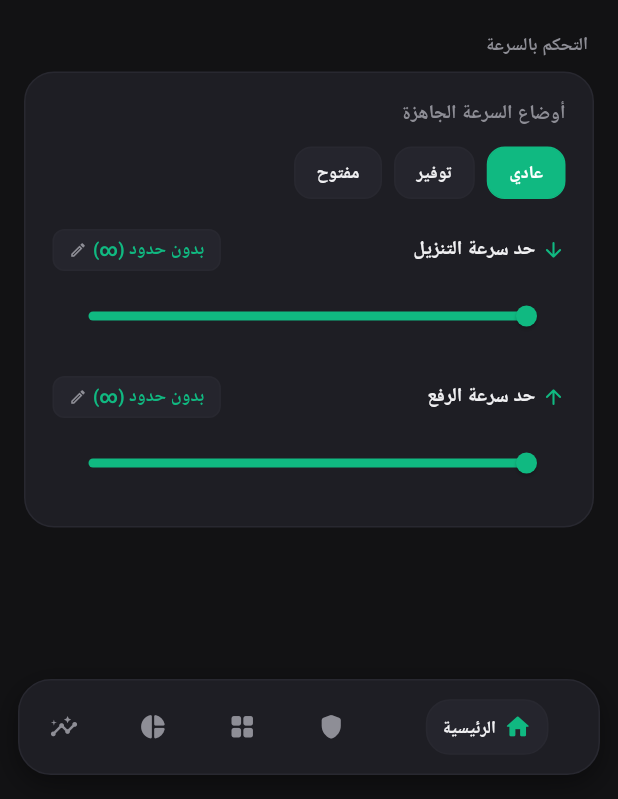
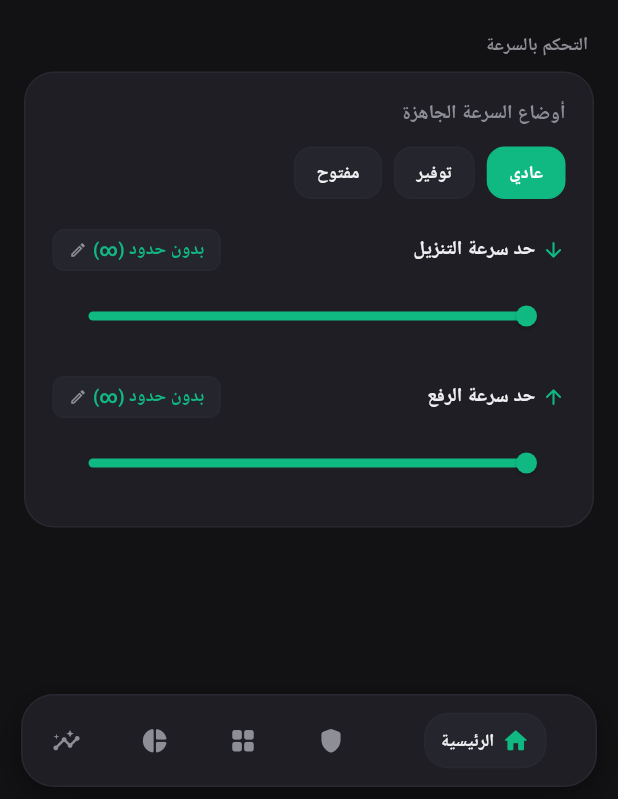
Before and after one commit to AzamAhmed77/Net-Guard, a Flutter app: the first screen one second after launch, on a phone screen of 412 x 824 dp, the part 437-1236 px from its top. Run offline on Flutter 3.47's test engine with Material 3 defaults, Android fonts, the phone set to English and light mode, and no system bars; our stand-ins replace fl_chart, google_fonts, shared_preferences; Roboto replaces fonts that are missing (Cairo).

Commit message:
Fix UI clipping and docking issues: move BottomDockWidget to Scaffold bottomNavigationBar, clean list view bottom paddings, and adjust expert modal title

```diff
--- a/lib/core/localization/app_strings.dart
+++ b/lib/core/localization/app_strings.dart
@@ -274,7 +274,7 @@ class AppStrings {
   String get aboutCopyright => isAr ? '© 2025 Net Guard Security. جميع الحقوق محفوظة.' : '© 2025 Net Guard Security. All rights reserved.';
 
   // ── Expert Settings Modal ──
-  String get expertSettingsTitle => isAr ? 'الإعدادات المتقدمة (Expert Settings)' : 'Expert Settings';
+  String get expertSettingsTitle => isAr ? 'الإعدادات المتقدمة' : 'Expert Settings';
   String get ebpfTitle => isAr ? 'وحدة تسريع النواة eBPF Kernel' : 'eBPF Kernel Acceleration';
   String get ebpfDesc => isAr ? 'فلترة الحزم وتقييد السرعة داخل Kernel Space لتوفير البطارية' : 'Kernel-level packet filtering & throttling to save battery';
   String get dpiTitle => isAr ? 'تحليل الحزم العميق (DPI Inspection)' : 'Deep Packet Inspection (DPI)';
--- a/lib/ui/screens/root_screen.dart
+++ b/lib/ui/screens/root_screen.dart
@@ -157,23 +157,21 @@ class _RootScreenState extends State<RootScreen> {
           const SizedBox(width: 8),
         ],
       ),
-      body: Stack(
-        children: [
-          IndexedStack(
+      body: IndexedStack(
         index: _activeTab,
         children: _tabs,
       ),
-          if (!isKeyboardOpen)
-            Positioned(
-              left: 0,
-              right: 0,
-              bottom: 0,
+      bottomNavigationBar: isKeyboardOpen
+          ? null
+          : Container(
+              color: AppColors.bgDark,
+              child: SafeArea(
+                top: false,
                 child: BottomDockWidget(
                   activeTab: _activeTab,
                   onTabSelected: (index) => setState(() => _activeTab = index),
                 ),
               ),
-        ],
             ),
     );
   }
--- a/lib/ui/tabs/firewall_tab.dart
+++ b/lib/ui/tabs/firewall_tab.dart
@@ -286,7 +286,7 @@ class _FirewallTabState extends State<FirewallTab> {
                       ),
                     )
                   : ListView.builder(
-                      padding: const EdgeInsets.only(left: 16, right: 16, top: 4, bottom: 100),
+                      padding: const EdgeInsets.only(left: 16, right: 16, top: 4, bottom: 16),
                       itemCount: filteredApps.length,
                       itemBuilder: (context, index) {
                         final app = filteredApps[index];
--- a/lib/ui/tabs/history_tab.dart
+++ b/lib/ui/tabs/history_tab.dart
@@ -400,7 +400,7 @@ class _HistoryTabState extends State<HistoryTab> {
               ),
             );
           }),
-        const SizedBox(height: 100),
+        const SizedBox(height: 16),
       ],
     );
   }
--- a/lib/ui/tabs/usage_tab.dart
+++ b/lib/ui/tabs/usage_tab.dart
@@ -750,7 +750,7 @@ class _UsageTabState extends State<UsageTab> {
                     itemCount: filtered.length + 1, // +1 for bottom padding
                     itemBuilder: (context, index) {
                       if (index == filtered.length) {
-                        return const SizedBox(height: 90);
+                        return const SizedBox(height: 16);
                       }
 
                       final entry = filtered[index];
--- a/lib/ui/widgets/bottom_dock.dart
+++ b/lib/ui/widgets/bottom_dock.dart
@@ -25,8 +25,8 @@ class BottomDockWidget extends StatelessWidget {
     ];
 
     return Container(
-      margin: const EdgeInsets.only(left: 12, right: 12, bottom: 16, top: 4),
-      height: 64,
+      margin: const EdgeInsets.only(left: 14, right: 14, bottom: 8, top: 4),
+      height: 62,
       decoration: BoxDecoration(
         color: AppColors.surfaceCardDark,
         borderRadius: BorderRadius.circular(22),
```
Lines whose indentation alone changed are shown as unchanged.
